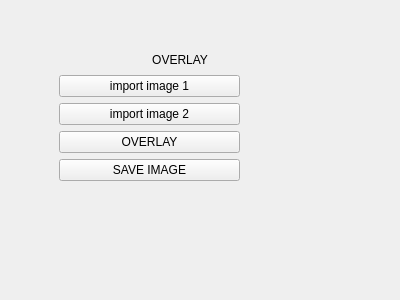
yuliahn/PRG_Praktikum, file milestone1/app/overlay_widget.ui: the form before one commit.
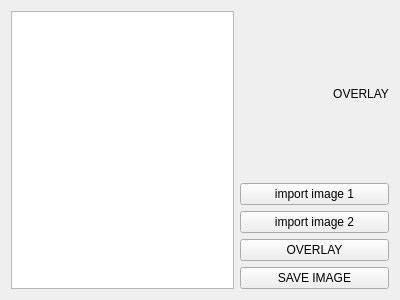
The form after the commit.

```diff
--- a/milestone1/app/overlay_widget.ui
+++ b/milestone1/app/overlay_widget.ui
@@ -13,19 +13,15 @@
   <property name="windowTitle">
    <string>Form</string>
   </property>
-  <widget class="QWidget" name="verticalLayoutWidget">
-   <property name="geometry">
-    <rect>
-     <x>59</x>
-     <y>50</y>
-     <width>181</width>
-     <height>131</height>
-    </rect>
-   </property>
+  <layout class="QHBoxLayout" name="horizontalLayout_2">
+   <item>
+    <layout class="QHBoxLayout" name="horizontalLayout">
+     <item>
+      <widget class="QGraphicsView" name="graphicsView"/>
+     </item>
+     <item>
    <layout class="QVBoxLayout" name="verticalLayout">
     <item>
-     <layout class="QVBoxLayout" name="verticalLayout_3">
-      <item>
        <widget class="QLabel" name="label">
         <property name="text">
          <string>                            OVERLAY</string>
@@ -63,7 +59,8 @@
      </layout>
     </item>
    </layout>
-  </widget>
+   </item>
+  </layout>
  </widget>
  <resources/>
  <connections/>
```
Lines whose indentation alone changed are shown as unchanged.
